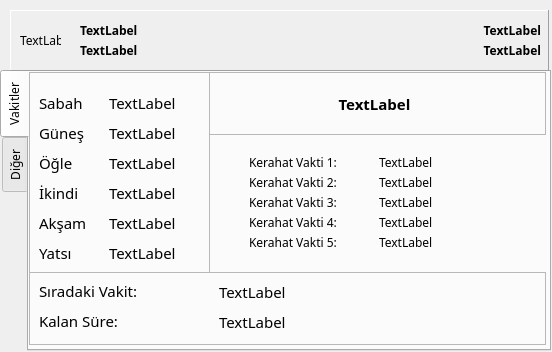
First picture: the form in qtezanvakti.ui, repository fbostanci/ezanvakti-qt-gui, before the edit.
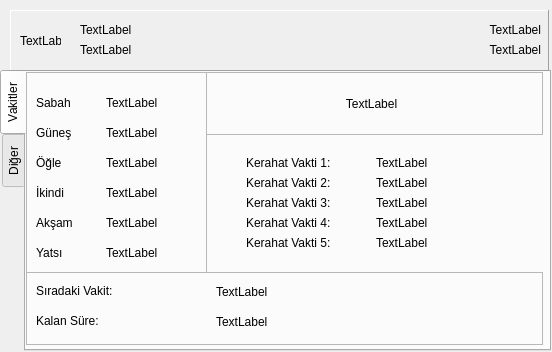
Second picture: the form after the edit. The open tabs and pages were chosen to show the change.

```diff
--- a/qtezanvakti.ui
+++ b/qtezanvakti.ui
@@ -23,11 +23,6 @@
       <height>281</height>
      </rect>
     </property>
-    <property name="font">
-     <font>
-      <family>Sans Serif</family>
-     </font>
-    </property>
     <property name="tabPosition">
      <enum>QTabWidget::West</enum>
     </property>
@@ -47,11 +42,6 @@
         <height>201</height>
        </rect>
       </property>
-      <property name="font">
-       <font>
-        <family>Sans Serif</family>
-       </font>
-      </property>
       <property name="frameShape">
        <enum>QFrame::StyledPanel</enum>
       </property>
@@ -67,12 +57,6 @@
          <height>21</height>
         </rect>
        </property>
-       <property name="font">
-        <font>
-         <family>Sans Serif</family>
-         <pointsize>11</pointsize>
-        </font>
-       </property>
        <property name="text">
         <string>Sabah</string>
        </property>
@@ -86,12 +70,6 @@
          <height>21</height>
         </rect>
        </property>
-       <property name="font">
-        <font>
-         <family>Sans Serif</family>
-         <pointsize>11</pointsize>
-        </font>
-       </property>
        <property name="text">
         <string>Akşam</string>
        </property>
@@ -105,12 +83,6 @@
          <height>21</height>
         </rect>
        </property>
-       <property name="font">
-        <font>
-         <family>Sans Serif</family>
-         <pointsize>11</pointsize>
-        </font>
-       </property>
        <property name="text">
         <string>İkindi</string>
        </property>
@@ -124,12 +96,6 @@
          <height>21</height>
         </rect>
        </property>
-       <property name="font">
-        <font>
-         <family>Sans Serif</family>
-         <pointsize>11</pointsize>
-        </font>
-       </property>
        <property name="text">
         <string>Yatsı</string>
        </property>
@@ -143,12 +109,6 @@
          <height>21</height>
         </rect>
        </property>
-       <property name="font">
-        <font>
-         <family>Sans Serif</family>
-         <pointsize>11</pointsize>
-        </font>
-       </property>
        <property name="text">
         <string>Öğle</string>
        </property>
@@ -162,12 +122,6 @@
          <height>21</height>
         </rect>
        </property>
-       <property name="font">
-        <font>
-         <family>Sans Serif</family>
-         <pointsize>11</pointsize>
-        </font>
-       </property>
        <property name="text">
         <string>Güneş</string>
        </property>
@@ -181,12 +135,6 @@
          <height>21</height>
         </rect>
        </property>
-       <property name="font">
-        <font>
-         <family>Sans Serif</family>
-         <pointsize>11</pointsize>
-        </font>
-       </property>
        <property name="text">
         <string>TextLabel</string>
        </property>
@@ -200,12 +148,6 @@
          <height>21</height>
         </rect>
        </property>
-       <property name="font">
-        <font>
-         <family>Sans Serif</family>
-         <pointsize>11</pointsize>
-        </font>
-       </property>
        <property name="text">
         <string>TextLabel</string>
        </property>
@@ -219,12 +161,6 @@
          <height>21</height>
         </rect>
        </property>
-       <property name="font">
-        <font>
-         <family>Sans Serif</family>
-         <pointsize>11</pointsize>
-        </font>
-       </property>
        <property name="text">
         <string>TextLabel</string>
        </property>
@@ -238,12 +174,6 @@
          <height>21</height>
         </rect>
        </property>
-       <property name="font">
-        <font>
-         <family>Sans Serif</family>
-         <pointsize>11</pointsize>
-        </font>
-       </property>
        <property name="text">
         <string>TextLabel</string>
        </property>
@@ -257,12 +187,6 @@
          <height>21</height>
         </rect>
        </property>
-       <property name="font">
-        <font>
-         <family>Sans Serif</family>
-         <pointsize>11</pointsize>
-        </font>
-       </property>
        <property name="text">
         <string>TextLabel</string>
        </property>
@@ -276,14 +200,6 @@
          <height>21</height>
         </rect>
        </property>
-       <property name="font">
-        <font>
-         <family>Sans Serif</family>
-         <pointsize>11</pointsize>
-         <weight>50</weight>
-         <bold>false</bold>
-        </font>
-       </property>
        <property name="text">
         <string>TextLabel</string>
        </property>
@@ -298,11 +214,6 @@
         <height>63</height>
        </rect>
       </property>
-      <property name="font">
-       <font>
-        <family>Sans Serif</family>
-       </font>
-      </property>
       <property name="frameShape">
        <enum>QFrame::StyledPanel</enum>
       </property>
@@ -318,14 +229,6 @@
          <height>31</height>
         </rect>
        </property>
-       <property name="font">
-        <font>
-         <family>Sans Serif</family>
-         <pointsize>11</pointsize>
-         <weight>75</weight>
-         <bold>true</bold>
-        </font>
-       </property>
        <property name="text">
         <string>TextLabel</string>
        </property>
@@ -343,11 +246,6 @@
         <height>21</height>
        </rect>
       </property>
-      <property name="font">
-       <font>
-        <family>Sans Serif</family>
-       </font>
-      </property>
       <property name="text">
        <string>Kerahat Vakti 1:</string>
       </property>
@@ -361,11 +259,6 @@
         <height>21</height>
        </rect>
       </property>
-      <property name="font">
-       <font>
-        <family>Sans Serif</family>
-       </font>
-      </property>
       <property name="text">
        <string>Kerahat Vakti 3:</string>
       </property>
@@ -379,11 +272,6 @@
         <height>21</height>
        </rect>
       </property>
-      <property name="font">
-       <font>
-        <family>Sans Serif</family>
-       </font>
-      </property>
       <property name="text">
        <string>Kerahat Vakti 4:</string>
       </property>
@@ -397,11 +285,6 @@
         <height>21</height>
        </rect>
       </property>
-      <property name="font">
-       <font>
-        <family>Sans Serif</family>
-       </font>
-      </property>
       <property name="text">
        <string>Kerahat Vakti 5:</string>
       </property>
@@ -415,11 +298,6 @@
         <height>21</height>
        </rect>
       </property>
-      <property name="font">
-       <font>
-        <family>Sans Serif</family>
-       </font>
-      </property>
       <property name="text">
        <string>Kerahat Vakti 2:</string>
       </property>
@@ -433,11 +311,6 @@
         <height>21</height>
        </rect>
       </property>
-      <property name="font">
-       <font>
-        <family>Sans Serif</family>
-       </font>
-      </property>
       <property name="text">
        <string>TextLabel</string>
       </property>
@@ -451,11 +324,6 @@
         <height>21</height>
        </rect>
       </property>
-      <property name="font">
-       <font>
-        <family>Sans Serif</family>
-       </font>
-      </property>
       <property name="text">
        <string>TextLabel</string>
       </property>
@@ -469,11 +337,6 @@
         <height>21</height>
        </rect>
       </property>
-      <property name="font">
-       <font>
-        <family>Sans Serif</family>
-       </font>
-      </property>
       <property name="text">
        <string>TextLabel</string>
       </property>
@@ -487,11 +350,6 @@
         <height>21</height>
        </rect>
       </property>
-      <property name="font">
-       <font>
-        <family>Sans Serif</family>
-       </font>
-      </property>
       <property name="text">
        <string>TextLabel</string>
       </property>
@@ -505,11 +363,6 @@
         <height>21</height>
        </rect>
       </property>
-      <property name="font">
-       <font>
-        <family>Sans Serif</family>
-       </font>
-      </property>
       <property name="text">
        <string>TextLabel</string>
       </property>
@@ -523,11 +376,6 @@
         <height>73</height>
        </rect>
       </property>
-      <property name="font">
-       <font>
-        <family>Sans Serif</family>
-       </font>
-      </property>
       <property name="frameShape">
        <enum>QFrame::StyledPanel</enum>
       </property>
@@ -543,12 +391,6 @@
          <height>18</height>
         </rect>
        </property>
-       <property name="font">
-        <font>
-         <family>Sans Serif</family>
-         <pointsize>11</pointsize>
-        </font>
-       </property>
        <property name="text">
         <string>Sıradaki Vakit:</string>
        </property>
@@ -562,14 +404,6 @@
          <height>20</height>
         </rect>
        </property>
-       <property name="font">
-        <font>
-         <family>Sans Serif</family>
-         <pointsize>11</pointsize>
-         <weight>50</weight>
-         <bold>false</bold>
-        </font>
-       </property>
        <property name="text">
         <string>TextLabel</string>
        </property>
@@ -583,12 +417,6 @@
          <height>18</height>
         </rect>
        </property>
-       <property name="font">
-        <font>
-         <family>Sans Serif</family>
-         <pointsize>11</pointsize>
-        </font>
-       </property>
        <property name="text">
         <string>Kalan Süre:</string>
        </property>
@@ -602,14 +430,6 @@
          <height>20</height>
         </rect>
        </property>
-       <property name="font">
-        <font>
-         <family>Sans Serif</family>
-         <pointsize>11</pointsize>
-         <weight>50</weight>
-         <bold>false</bold>
-        </font>
-       </property>
        <property name="text">
         <string>TextLabel</string>
        </property>
@@ -1507,11 +1327,6 @@
       <height>61</height>
      </rect>
     </property>
-    <property name="font">
-     <font>
-      <family>Sans Serif</family>
-     </font>
-    </property>
     <property name="frameShape">
      <enum>QFrame::Panel</enum>
     </property>
@@ -1527,13 +1342,6 @@
        <height>20</height>
       </rect>
      </property>
-     <property name="font">
-      <font>
-       <family>Sans Serif</family>
-       <weight>75</weight>
-       <bold>true</bold>
-      </font>
-     </property>
      <property name="text">
       <string>TextLabel</string>
      </property>
@@ -1550,13 +1358,6 @@
        <height>20</height>
       </rect>
      </property>
-     <property name="font">
-      <font>
-       <family>Sans Serif</family>
-       <weight>75</weight>
-       <bold>true</bold>
-      </font>
-     </property>
      <property name="text">
       <string>TextLabel</string>
      </property>
@@ -1573,13 +1374,6 @@
        <height>20</height>
       </rect>
      </property>
-     <property name="font">
-      <font>
-       <family>Sans Serif</family>
-       <weight>75</weight>
-       <bold>true</bold>
-      </font>
-     </property>
      <property name="text">
       <string>TextLabel</string>
      </property>
@@ -1596,13 +1390,6 @@
        <height>20</height>
       </rect>
      </property>
-     <property name="font">
-      <font>
-       <family>Sans Serif</family>
-       <weight>75</weight>
-       <bold>true</bold>
-      </font>
-     </property>
      <property name="text">
       <string>TextLabel</string>
      </property>
@@ -1619,11 +1406,6 @@
        <height>41</height>
       </rect>
      </property>
-     <property name="font">
-      <font>
-       <family>Sans Serif</family>
-      </font>
-     </property>
      <property name="text">
       <string>TextLabel</string>
      </property>
```
Left out of the diff: 20 changed lines with no effect on the pictures.
